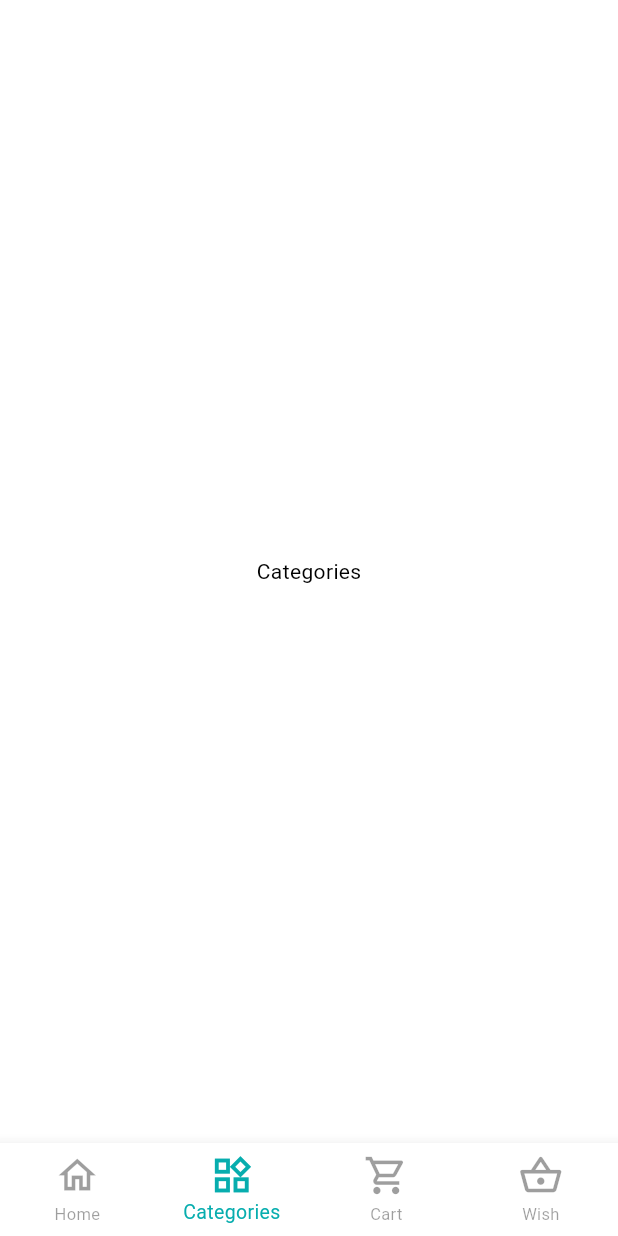
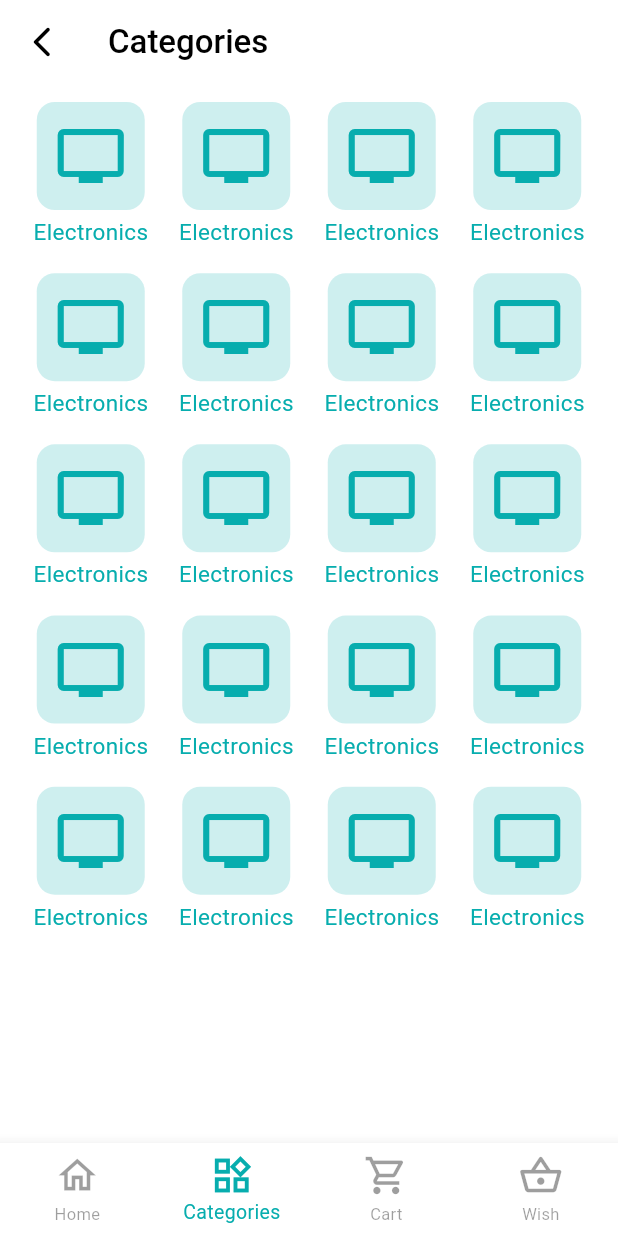
Before and after one commit to Shougotmollik/craftyBay, a Flutter app: the screen it shows after launch, item 2 of the bottom bar chosen, on a phone screen of 412 x 824 dp. Run offline on Flutter 3.47's test engine with Material 3 defaults, Android fonts, the phone set to English and light mode, and no system bars; our stand-ins replace carousel_slider, flutter_svg, get, pin_code_fields; network calls fail.

Commit message:
- design main mav bar - design home screen - design categories screen

```diff
--- a/lib/route/route_names.dart
+++ b/lib/route/route_names.dart
@@ -5,4 +5,5 @@ class RouteNames {
   static String emailVerificationScreen = '/emailVerificationScreen';
   static String otpVerificationScreen = '/otpVerificationScreen';
   static String completeProfileScreen = '/completeProfileScreen';
+  static String categoriesScreen = '/categoriesScreen';
 }
--- a/lib/route/routes.dart
+++ b/lib/route/routes.dart
@@ -3,6 +3,7 @@ import 'package:craftybay/views/screens/auth_screen/complete_profile_screen.dart
 import 'package:craftybay/views/screens/auth_screen/email_verification_screen.dart';
 import 'package:craftybay/views/screens/auth_screen/otp_verification_screen.dart';
 import 'package:craftybay/views/screens/auth_screen/splash_screen.dart';
+import 'package:craftybay/views/screens/navigation_screen/categories_screen.dart';
 import 'package:craftybay/views/screens/navigation_screen/home_screen.dart';
 import 'package:craftybay/views/screens/navigation_screen/main_navigation_screen.dart';
 
@@ -34,5 +35,9 @@ class Routes {
       name: RouteNames.completeProfileScreen,
       page: () => const CompleteProfileScreen(),
     ),
+    GetPage(
+      name: RouteNames.categoriesScreen,
+      page: () => const CategoriesScreen(),
+    )
   ];
 }
--- a/lib/views/screens/navigation_screen/categories_screen.dart
+++ b/lib/views/screens/navigation_screen/categories_screen.dart
@@ -1,4 +1,7 @@
+import 'package:craftybay/views/widgets/common_widgets/categories_card.dart';
+import 'package:craftybay/views/widgets/common_widgets/custom_app_bar.dart';
 import 'package:flutter/material.dart';
+import 'package:get/get.dart';
 
 class CategoriesScreen extends StatefulWidget {
   const CategoriesScreen({super.key});
@@ -10,8 +13,25 @@ class CategoriesScreen extends StatefulWidget {
 class _CategoriesScreenState extends State<CategoriesScreen> {
   @override
   Widget build(BuildContext context) {
-    return const Scaffold(
-      body: Center(child: Text('Categories')),
+    return Scaffold(
+      appBar: CustomAppBar(
+        appBarTitle: 'Categories',
+        onTap: () {
+          Get.back();
+        },
+      ),
+      body: Padding(
+        padding: const EdgeInsets.all(12.0),
+        child: GridView.builder(
+          shrinkWrap: true,
+          itemCount: 20,
+          gridDelegate: const SliverGridDelegateWithFixedCrossAxisCount(
+              crossAxisCount: 4, childAspectRatio: 0.85),
+          itemBuilder: (context, index) {
+            return const CategoriesCard();
+          },
+        ),
+      ),
     );
   }
 }
--- /dev/null
+++ b/lib/views/widgets/common_widgets/categories_card.dart
@@ -0,0 +1,36 @@
+import 'package:craftybay/utils/app_color.dart';
+import 'package:flutter/material.dart';
+
+class CategoriesCard extends StatelessWidget {
+  const CategoriesCard({
+    super.key,
+  });
+
+  @override
+  Widget build(BuildContext context) {
+    return Column(
+      spacing: 4,
+      children: [
+        Container(
+          padding: const EdgeInsets.all(12),
+          decoration: BoxDecoration(
+              color: AppColor.primaryColor.withAlpha(50),
+              borderRadius: BorderRadius.circular(12)),
+          child: Icon(
+            Icons.tv,
+            color: AppColor.primaryColor,
+            size: 48,
+          ),
+        ),
+        Text(
+          'Electronics',
+          style: TextStyle(
+            color: AppColor.primaryColor,
+            fontWeight: FontWeight.w400,
+            fontSize: 15,
+          ),
+        ),
+      ],
+    );
+  }
+}
--- /dev/null
+++ b/lib/views/widgets/common_widgets/custom_app_bar.dart
@@ -0,0 +1,32 @@
+import 'package:craftybay/controllers/bottom_nav_bar_controller.dart';
+import 'package:flutter/material.dart';
+import 'package:get/get.dart';
+
+class CustomAppBar extends StatelessWidget implements PreferredSizeWidget {
+  const CustomAppBar({
+    super.key,
+    required this.appBarTitle,
+    required this.onTap,
+  });
+  final String appBarTitle;
+  final VoidCallback onTap;
+  @override
+  Widget build(BuildContext context) {
+    return AppBar(
+      leading: IconButton(
+          onPressed: () {
+            Get.find<BottomNavBarController>().selectHomeScreen();
+          },
+          icon: const Icon(Icons.arrow_back_ios_new_rounded)),
+      title: Text(
+        appBarTitle,
+        style: const TextStyle(
+          fontWeight: FontWeight.w500,
+        ),
+      ),
+    );
+  }
+
+  @override
+  Size get preferredSize => const Size.fromHeight(kToolbarHeight);
+}
```
Also changed, not shown: lib/controllers/bottom_nav_bar_controller.dart (+8 -0 lines), lib/views/screens/navigation_screen/home_screen.dart (+58 -6 lines), lib/views/widgets/common_widgets/product_card.dart (added, +86 -0 lines), lib/views/widgets/home/header_section.dart (added, +31 -0 lines), lib/views/widgets/home/horizontal_categories_list_view.dart (added, +19 -0 lines), lib/views/widgets/home/horizontal_product_list_view.dart (added, +22 -0 lines), lib/views/widgets/home/search_text_field.dart (+8 -2 lines).
